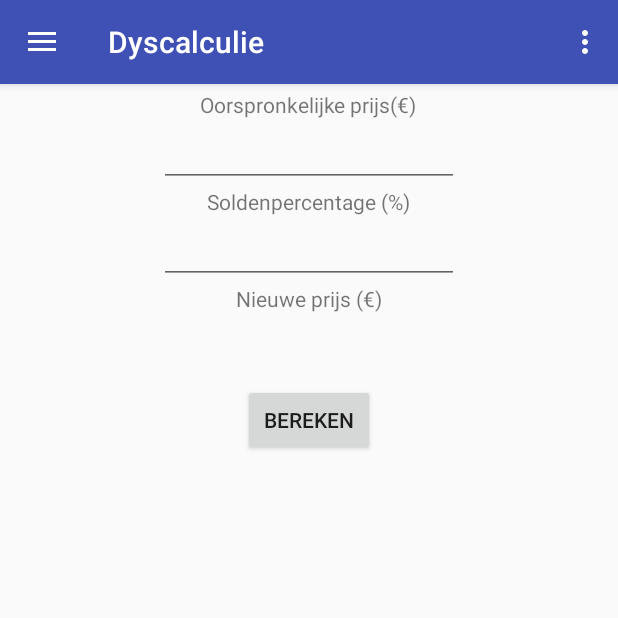
After one commit to Dergent/DyscalculiePoject, an Android app: the fragment PercentenFragment placed in its activity, on a phone screen of 412 x 824 dp, the top half of it. The commit adds this screen. Run offline under Robolectric (Android 15) with nearby library versions, the phone set to English and light mode, and no system bars.

Commit message:
Added fragmenting to the menu and main layout Navigation doesn't work (WIP)

```diff
--- a/app/build.gradle
+++ b/app/build.gradle
@@ -27,5 +27,6 @@ dependencies {
     compile 'com.android.support:appcompat-v7:26.+'
     compile 'com.android.support:design:26.+'
     compile 'com.android.support.constraint:constraint-layout:1.0.2'
+    compile 'com.android.support:support-v4:26.+'
     testCompile 'junit:junit:4.12'
 }
--- a/app/src/main/java/be/thomasmore/dyscalculie/MainActivity.java
+++ b/app/src/main/java/be/thomasmore/dyscalculie/MainActivity.java
@@ -1,8 +1,10 @@
 package be.thomasmore.dyscalculie;
 
-import android.content.Intent;
 import android.os.Bundle;
 import android.support.design.widget.NavigationView;
+import android.support.v4.app.Fragment;
+import android.support.v4.app.FragmentManager;
+import android.support.v4.app.FragmentTransaction;
 import android.support.v4.view.GravityCompat;
 import android.support.v4.widget.DrawerLayout;
 import android.support.v7.app.ActionBarDrawerToggle;
@@ -13,6 +15,7 @@ import android.view.MenuItem;
 
 public class MainActivity extends AppCompatActivity
         implements NavigationView.OnNavigationItemSelectedListener {
+
 
     @Override
     protected void onCreate(Bundle savedInstanceState) {
@@ -65,12 +68,10 @@ public class MainActivity extends AppCompatActivity
     @SuppressWarnings("StatementWithEmptyBody")
     @Override
     public boolean onNavigationItemSelected(MenuItem item) {
-        // Handle navigation view item clicks here.
         int id = item.getItemId();
 
         if (id == R.id.percentages) {
-            Intent intent = new Intent(MainActivity.this, Percenten.class);
-            startActivity(intent);
+            replaceFragment(new PercentenFragment());
         } else if (id == R.id.nav_gallery) {
 
         } else if (id == R.id.nav_slideshow) {
@@ -88,5 +89,14 @@ public class MainActivity extends AppCompatActivity
         return true;
     }
 
+    public void replaceFragment(Fragment fragment) {
+        FragmentManager fragmentManager = getSupportFragmentManager();
+        FragmentTransaction fragmentTransaction = fragmentManager.beginTransaction();
+        fragmentTransaction.replace(R.id.frameContainer, fragment);
+        fragmentTransaction.addToBackStack(fragment.toString());
+        fragmentTransaction.setTransition(FragmentTransaction.TRANSIT_FRAGMENT_OPEN);
+        fragmentTransaction.commit();
+    }
+
 
 }
--- /dev/null
+++ b/app/src/main/java/be/thomasmore/dyscalculie/PercentenFragment.java
@@ -0,0 +1,45 @@
+package be.thomasmore.dyscalculie;
+
+import android.icu.text.DecimalFormat;
+import android.os.Build;
+import android.os.Bundle;
+import android.support.annotation.RequiresApi;
+import android.support.v4.app.Fragment;
+import android.view.LayoutInflater;
+import android.view.View;
+import android.view.ViewGroup;
+import android.widget.Button;
+import android.widget.TextView;
+
+
+public class PercentenFragment extends Fragment {
+
+    @Override
+    public View onCreateView(LayoutInflater inflater, ViewGroup container, Bundle savedInstanceState) {
+        View view = inflater.inflate(R.layout.fragment_percenten, container, false);
+        final Button button = view.findViewById(R.id.buttonCalculate);
+        button.setOnClickListener(new View.OnClickListener(){
+            @RequiresApi(api = Build.VERSION_CODES.N)
+            public void onClick(View v){
+                calculate(v);
+            }
+        });
+        return view;
+    }
+
+    @RequiresApi(api = Build.VERSION_CODES.N)
+    public void calculate(View v) {
+        TextView tOorspronkelijkePrijs = getView().findViewById(R.id.oorspronkelijkePrijs);
+        TextView tPercentage = getView().findViewById(R.id.percentage);
+        TextView tNieuwePrijs = getView().findViewById(R.id.nieuwePrijs);
+
+        int oorspronkelijkePrijs = Integer.parseInt(tOorspronkelijkePrijs.getText().toString());
+        double percentage = Integer.parseInt(tPercentage.getText().toString());
+        double nieuwePrijs = oorspronkelijkePrijs * (percentage / 100);
+
+        DecimalFormat decimalFormat = new DecimalFormat("#.00");
+
+        tNieuwePrijs.setText(decimalFormat.format(nieuwePrijs));
+
+    }
+}
--- a/app/src/main/res/layout/activity_main.xml
+++ b/app/src/main/res/layout/activity_main.xml
@@ -22,4 +22,9 @@
         app:headerLayout="@layout/nav_header_main"
         app:menu="@menu/activity_main_drawer" />
 
+
+    <FrameLayout
+        android:id="@+id/frameContainer"
+        android:layout_width="match_parent"
+        android:layout_height="match_parent"/>
 </android.support.v4.widget.DrawerLayout>
--- /dev/null
+++ b/app/src/main/res/layout/fragment_percenten.xml
@@ -0,0 +1,75 @@
+<FrameLayout xmlns:android="http://schemas.android.com/apk/res/android"
+    xmlns:tools="http://schemas.android.com/tools"
+    android:layout_width="match_parent"
+    android:layout_height="match_parent"
+    tools:context="be.thomasmore.dyscalculie.PercentenFragment">
+
+
+    <LinearLayout
+        android:layout_width="match_parent"
+        android:layout_height="match_parent"
+        android:orientation="vertical"
+        android:paddingTop="60dp"
+        >
+
+        <TextView
+            android:layout_width="wrap_content"
+            android:layout_height="wrap_content"
+            android:layout_gravity="center_horizontal"
+            android:text="Oorspronkelijke prijs(€)"
+            android:gravity="center"
+            />
+        <EditText
+            android:id="@+id/oorspronkelijkePrijs"
+            android:layout_width="200dp"
+            android:layout_height="wrap_content"
+            android:text=""
+            android:layout_gravity="center_horizontal"
+            android:inputType="number"
+            />
+        <TextView
+            android:layout_width="wrap_content"
+            android:layout_height="wrap_content"
+            android:layout_gravity="center_horizontal"
+            android:text="Soldenpercentage (%)"
+            android:textAlignment="center"
+            />
+        <EditText
+            android:id="@+id/percentage"
+            android:layout_width="200dp"
+            android:layout_height="wrap_content"
+            android:layout_gravity="center_horizontal"
+            android:text=""
+            android:inputType="number"
+            />
+
+        <TextView
+            android:layout_width="wrap_content"
+            android:layout_height="wrap_content"
+            android:layout_gravity="center_horizontal"
+            android:text="Nieuwe prijs (€)"
+            android:gravity="center"
+            />
+        <TextView
+            android:id="@+id/nieuwePrijs"
+            android:layout_width="wrap_content"
+            android:layout_height="wrap_content"
+            android:layout_gravity="center_horizontal"
+            android:textSize="20dp"
+            android:textStyle="bold"
+            android:textColor="@color/colorPrimaryDark"
+            android:padding="10dp"
+            android:text=""
+            android:inputType="number"
+            />
+
+        <Button
+            android:id="@+id/buttonCalculate"
+            android:layout_width="wrap_content"
+            android:layout_height="wrap_content"
+            android:text="Bereken"
+            android:layout_gravity="center_horizontal"
+            android:onClick="calculate_onClick"/>
+    </LinearLayout>
+
+</FrameLayout>
--- a/app/src/main/res/values/strings.xml
+++ b/app/src/main/res/values/strings.xml
@@ -5,4 +5,7 @@
     <string name="navigation_drawer_close">Close navigation drawer</string>
 
     <string name="action_settings">Settings</string>
+
+    <!-- TODO: Remove or change this placeholder text -->
+    <string name="hello_blank_fragment">Hello blank fragment</string>
 </resources>
```
